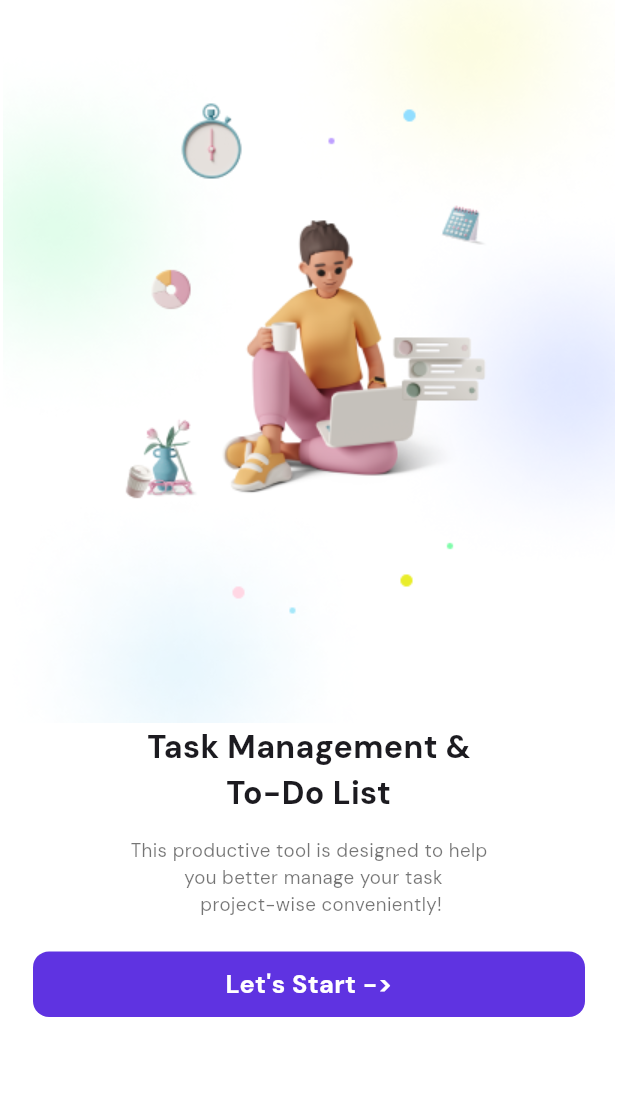
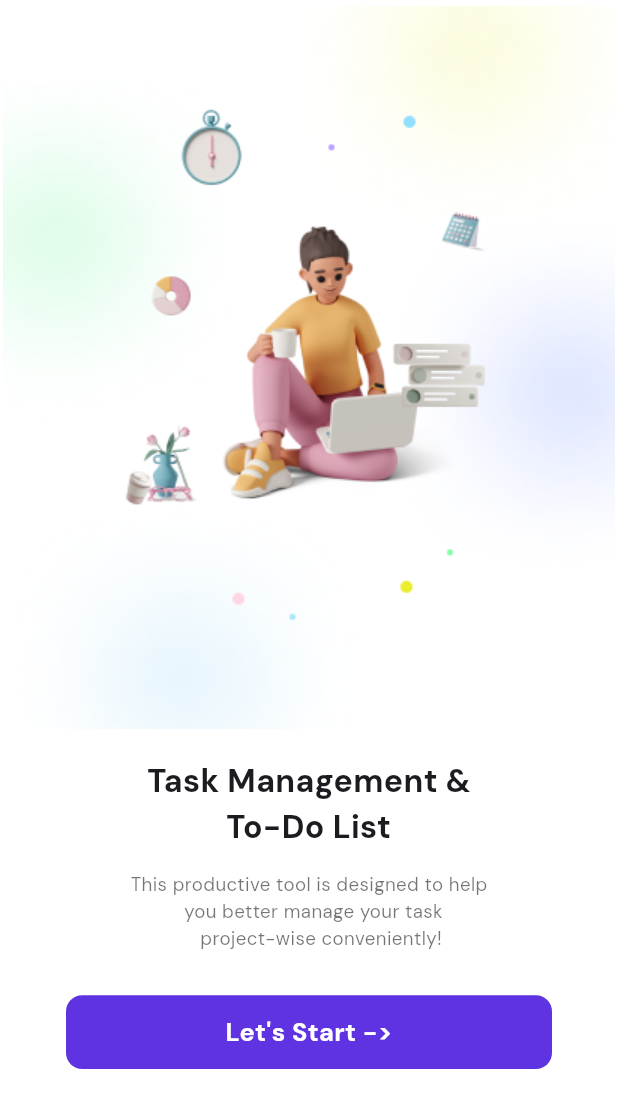
Before and after one commit to MuhamedElfdawy/Todo, a Flutter app: the screen it shows after launch, on a phone screen of 412 x 824 dp. Shown: the top 1108 px of the screen. Run offline on Flutter 3.47's test engine with Material 3 defaults, Android fonts, the phone set to English and light mode, and no system bars; our stand-ins replace flutter_screenutil.

Commit message:
create body start screen

```diff
--- a/lib/feature/presentation/screens/start_screen.dart
+++ b/lib/feature/presentation/screens/start_screen.dart
@@ -1,6 +1,7 @@
 import 'package:flutter/material.dart';
 import 'package:flutter_screenutil/flutter_screenutil.dart';
 import 'package:todo_app/core/utils/assets_manager.dart';
+import 'package:todo_app/feature/presentation/widgets/body_start_screen.dart';
 import 'package:todo_app/feature/presentation/widgets/custom_button.dart';
 
 class StartScreen extends StatefulWidget {
@@ -16,28 +17,10 @@ class _StartScreenState extends State<StartScreen> {
     return Scaffold(
       body: Column(
         children: [
-          Image.asset(ImgAssets.picture),
-          Text(
-            'Task Management &\n          '
-            'To-Do List',
-            style: TextStyle(fontSize: 24.sp, fontWeight: FontWeight.bold),
-          ),
           SizedBox(
-            height: 16.h,
-          ),
-          Text(
-            'This productive tool is designed to help\n          '
-            'you better manage your task\n             '
-            'project-wise conveniently!',
-            style: TextStyle(
-                color: Colors.black54,
-                fontSize: 14.sp,
-                fontWeight: FontWeight.w400),
-          ),
-          CustomButton(
-            text: "Let's Start ->",
-            onTap: (){},
-          ),
+            height: 550.h,
+            child: Image.asset(ImgAssets.picture),),
+          const BodyStartScreen(),
         ],
       ),
     );
--- /dev/null
+++ b/lib/feature/presentation/widgets/body_start_screen.dart
@@ -0,0 +1,44 @@
+import 'package:flutter/material.dart';
+import 'package:flutter_screenutil/flutter_screenutil.dart';
+import 'package:todo_app/feature/presentation/widgets/custom_button.dart';
+
+class BodyStartScreen extends StatefulWidget {
+  const BodyStartScreen({super.key});
+
+  @override
+  State<BodyStartScreen> createState() => _BodyStartScreenState();
+}
+
+class _BodyStartScreenState extends State<BodyStartScreen> {
+  @override
+  Widget build(BuildContext context) {
+    return Padding(
+      padding: EdgeInsets.only(top: 16.h,right: 22.w,left: 22.w),
+      child: Column(
+        children: [
+          Text(
+            'Task Management &\n          '
+                'To-Do List',
+            style: TextStyle(fontSize: 24.sp, fontWeight: FontWeight.bold),
+          ),
+          SizedBox(
+            height: 16.h,
+          ),
+          Text(
+            'This productive tool is designed to help\n          '
+                'you better manage your task\n             '
+                'project-wise conveniently!',
+            style: TextStyle(
+                color: Colors.black54,
+                fontSize: 14.sp,
+                fontWeight: FontWeight.w400),
+          ),
+          CustomButton(
+            text: "Let's Start ->",
+            onTap: (){},
+          ),
+        ],
+      ),
+    );
+  }
+}
--- a/lib/feature/presentation/widgets/custom_button.dart
+++ b/lib/feature/presentation/widgets/custom_button.dart
@@ -15,9 +15,9 @@ class CustomButton extends StatelessWidget {
       onTap: onTap,
       child: Container(
         alignment: Alignment.center,
-        margin: EdgeInsets.all(22.w),
+        margin: EdgeInsets.only(top: 32.h,bottom: 24.h,right: 22.w,left: 22.w),
         width: MediaQuery.of(context).size.width,
-        height: 49.h,
+        height: 55.h,
         decoration: BoxDecoration(
           color: AppColors.appColor,
           borderRadius: BorderRadius.circular(12.r),
```
